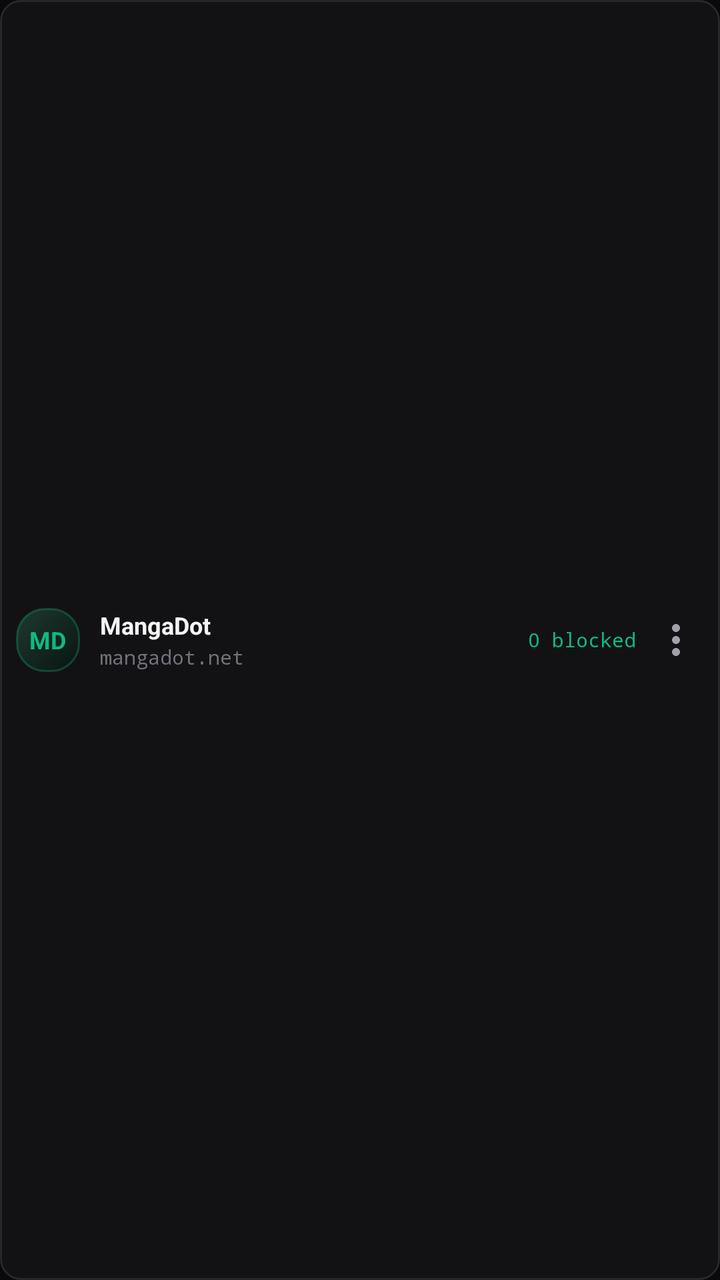
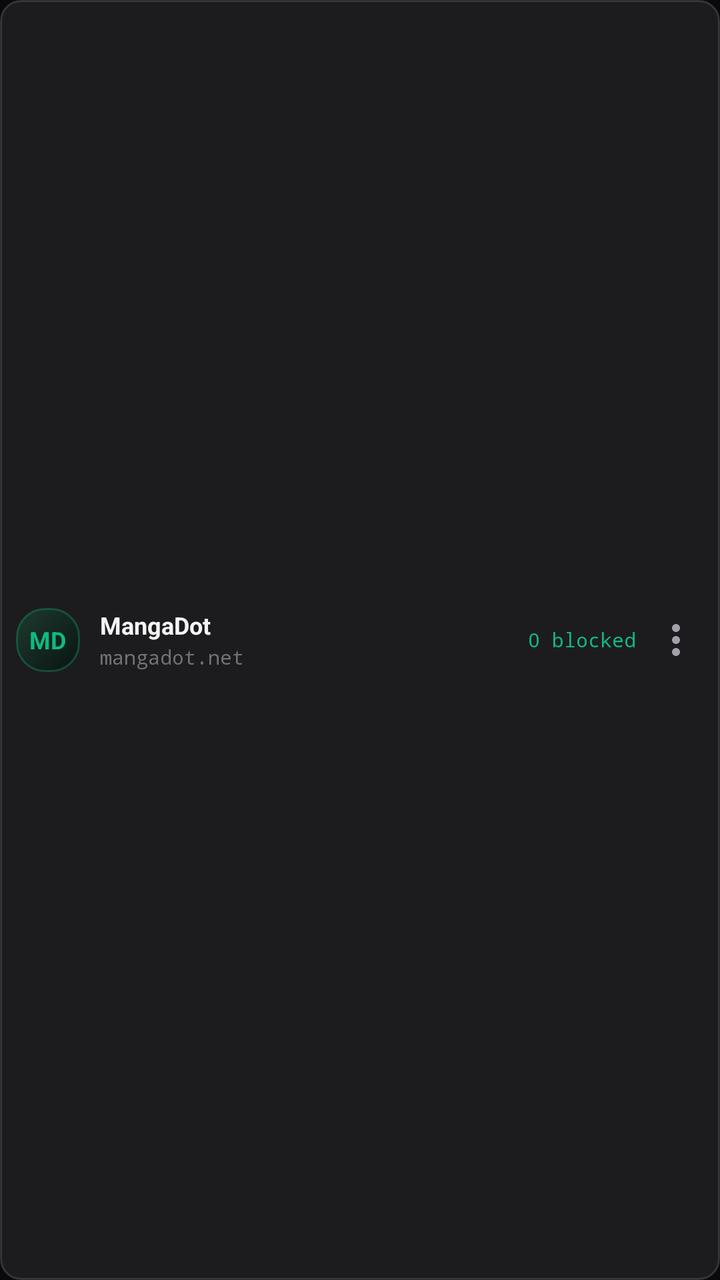

Before-and-after screenshots of an Android layout around one commit, followed by the original layout XML and the change that was made.
<!-- AndroidManifest.xml: application theme Theme.Scaffold -->
<!-- res/layout/item_app_list.xml -->
<?xml version="1.0" encoding="utf-8"?>
<LinearLayout xmlns:android="http://schemas.android.com/apk/res/android"
    android:layout_width="match_parent"
    android:layout_height="wrap_content"
    android:orientation="horizontal"
    android:gravity="center_vertical"
    android:background="@drawable/bg_card"
    android:foreground="?attr/selectableItemBackground"
    android:padding="8dp"
    android:layout_marginVertical="3dp"
    android:clickable="true"
    android:focusable="true">

    
    <FrameLayout
        android:id="@+id/list_icon_container"
        android:layout_width="32dp"
        android:layout_height="32dp"
        android:background="@drawable/bg_squircle_emerald">

        <TextView
            android:id="@+id/list_tv_icon_monogram"
            android:layout_width="wrap_content"
            android:layout_height="wrap_content"
            android:layout_gravity="center"
            android:text="MD"
            android:textColor="@color/accent_emerald"
            android:textSize="12sp"
            android:textStyle="bold" />
    </FrameLayout>

    
    <LinearLayout
        android:layout_width="0dp"
        android:layout_height="wrap_content"
        android:layout_weight="1"
        android:layout_marginStart="10dp"
        android:orientation="vertical">

        <TextView
            android:id="@+id/list_tv_app_name"
            android:layout_width="wrap_content"
            android:layout_height="wrap_content"
            android:text="MangaDot"
            android:textColor="@color/text_primary"
            android:textSize="12sp"
            android:textStyle="bold"
            android:maxLines="1"
            android:ellipsize="end" />

        <TextView
            android:id="@+id/list_tv_app_url"
            android:layout_width="wrap_content"
            android:layout_height="wrap_content"
            android:layout_marginTop="1dp"
            android:text="mangadot.net"
            android:textColor="@color/text_muted"
            android:textSize="10sp"
            android:fontFamily="monospace"
            android:maxLines="1"
            android:ellipsize="end" />
    </LinearLayout>

    
    <TextView
        android:id="@+id/list_tv_blocked"
        android:layout_width="wrap_content"
        android:layout_height="wrap_content"
        android:text="0 blocked"
        android:textColor="@color/accent_emerald"
        android:textSize="10sp"
        android:fontFamily="monospace"
        android:layout_marginEnd="6dp" />

    <ImageButton
        android:id="@+id/list_btn_options"
        android:layout_width="28dp"
        android:layout_height="28dp"
        android:background="?attr/selectableItemBackgroundBorderless"
        android:src="@drawable/ic_more_vert"
        android:contentDescription="Options" />

</LinearLayout>
<!-- resources referenced by this layout -->
<resources>
  <color name="accent_emerald">#10B981</color>
  <color name="text_muted">#71717A</color>
  <color name="text_primary">#F4F4F5</color>
  <!-- drawable bg_card (drawable) -->
  <?xml version="1.0" encoding="utf-8"?>
  <shape xmlns:android="http://schemas.android.com/apk/res/android"
      android:shape="rectangle">
      <solid android:color="@color/bg_surface" />
      <stroke
          android:width="1dp"
          android:color="@color/border_primary" />
      <corners android:radius="10dp" />
  </shape>
  <!-- drawable bg_squircle_emerald (drawable) -->
  <?xml version="1.0" encoding="utf-8"?>
  <shape xmlns:android="http://schemas.android.com/apk/res/android"
      android:shape="rectangle">
      <gradient
          android:type="linear"
          android:angle="315"
          android:startColor="#1E3A2F"
          android:endColor="#091410" />
      <stroke
          android:width="1dp"
          android:color="#4D10B981" />
      <corners android:radius="14dp" />
  </shape>
  <!-- drawable ic_more_vert (drawable) -->
  <vector xmlns:android="http://schemas.android.com/apk/res/android"
      android:width="24dp"
      android:height="24dp"
      android:viewportWidth="24"
      android:viewportHeight="24">
    <path
        android:fillColor="#A1A1AA"
        android:pathData="M12,8c1.1,0 2,-0.9 2,-2s-0.9,-2 -2,-2 -2,0.9 -2,2 0.9,2 2,2zM12,10c-1.1,0 -2,0.9 -2,2s0.9,2 2,2 2,-0.9 2,-2 -0.9,-2 -2,-2zM12,16c-1.1,0 -2,0.9 -2,2s0.9,2 2,2 2,-0.9 2,-2 -0.9,-2 -2,-2z"/>
  </vector>
  <style name="Theme.Scaffold" parent="Theme.Material3.Dark.NoActionBar">
          
          <item name="android:windowBackground">@color/bg_primary</item>
          <item name="android:statusBarColor">@color/bg_primary</item>
          <item name="android:navigationBarColor">@color/bg_primary</item>
          <item name="android:windowLightStatusBar">false</item>
          <item name="android:windowLightNavigationBar">false</item>
  
          
          <item name="colorPrimary">@color/accent_emerald</item>
          <item name="colorOnPrimary">@color/text_on_accent</item>
          <item name="colorSurface">@color/bg_surface</item>
          <item name="colorOnSurface">@color/text_primary</item>
          <item name="colorOutline">@color/border_primary</item>
      </style>
  <color name="bg_surface">#121215</color>
  <color name="border_primary">#27272A</color>
  <color name="bg_primary">#09090B</color>
  <color name="text_on_accent">#000000</color>
</resources>

<!-- the commit's change to res/layout/item_app_list.xml (unified diff, before → after) -->
@@ -27,6 +27,14 @@
             android:textColor="@color/accent_emerald"
             android:textSize="12sp"
             android:textStyle="bold" />
+
+        <ImageView
+            android:id="@+id/list_iv_app_icon"
+            android:layout_width="match_parent"
+            android:layout_height="match_parent"
+            android:scaleType="centerCrop"
+            android:visibility="gone"
+            android:contentDescription="App Icon" />
     </FrameLayout>
 
     
<!-- resource entries referenced after the edit -->
@@ -7,10 +7,10 @@
   <?xml version="1.0" encoding="utf-8"?>
   <shape xmlns:android="http://schemas.android.com/apk/res/android"
       android:shape="rectangle">
-      <solid android:color="@color/bg_surface" />
+      <solid android:color="#14FFFFFF" />
       <stroke
           android:width="1dp"
-          android:color="@color/border_primary" />
+          android:color="#24FFFFFF" />
       <corners android:radius="10dp" />
   </shape>
   <!-- drawable bg_squircle_emerald (drawable) -->
@@ -51,9 +51,37 @@
           <item name="colorSurface">@color/bg_surface</item>
           <item name="colorOnSurface">@color/text_primary</item>
           <item name="colorOutline">@color/border_primary</item>
+          <item name="alertDialogTheme">@style/ThemeOverlay.Scaffold.AlertDialog</item>
       </style>
   <color name="bg_surface">#121215</color>
   <color name="border_primary">#27272A</color>
+  <style name="ThemeOverlay.Scaffold.AlertDialog" parent="ThemeOverlay.AppCompat.Dialog.Alert">
+          <item name="android:windowBackground">@drawable/bg_dialog_glass</item>
+          <item name="colorAccent">@color/accent_emerald</item>
+          <item name="colorPrimary">@color/accent_emerald</item>
+          <item name="android:textColorPrimary">@color/text_primary</item>
+          <item name="android:textColorSecondary">@color/text_secondary</item>
+          <item name="android:backgroundDimAmount">0.5</item>
+      </style>
+  <!-- drawable bg_dialog_glass (drawable) -->
+  <?xml version="1.0" encoding="utf-8"?>
+  <inset xmlns:android="http://schemas.android.com/apk/res/android"
+      android:insetLeft="20dp"
+      android:insetRight="20dp"
+      android:insetTop="24dp"
+      android:insetBottom="24dp">
+      <shape android:shape="rectangle">
+          <gradient
+              android:angle="315"
+              android:startColor="#F2211A36"
+              android:endColor="#F212101C" />
+          <corners android:radius="20dp" />
+          <stroke
+              android:width="1dp"
+              android:color="#33FFFFFF" />
+      </shape>
+  </inset>
+  <color name="text_secondary">#A1A1AA</color>
   <color name="bg_primary">#09090B</color>
   <color name="text_on_accent">#000000</color>
 </resources>
